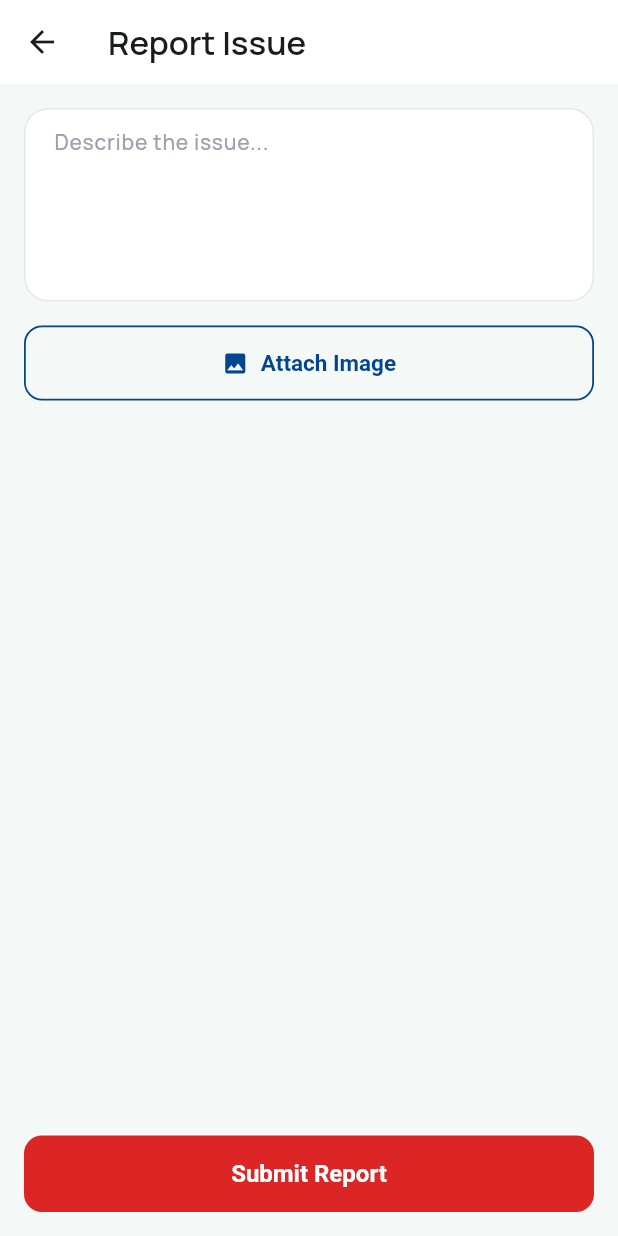
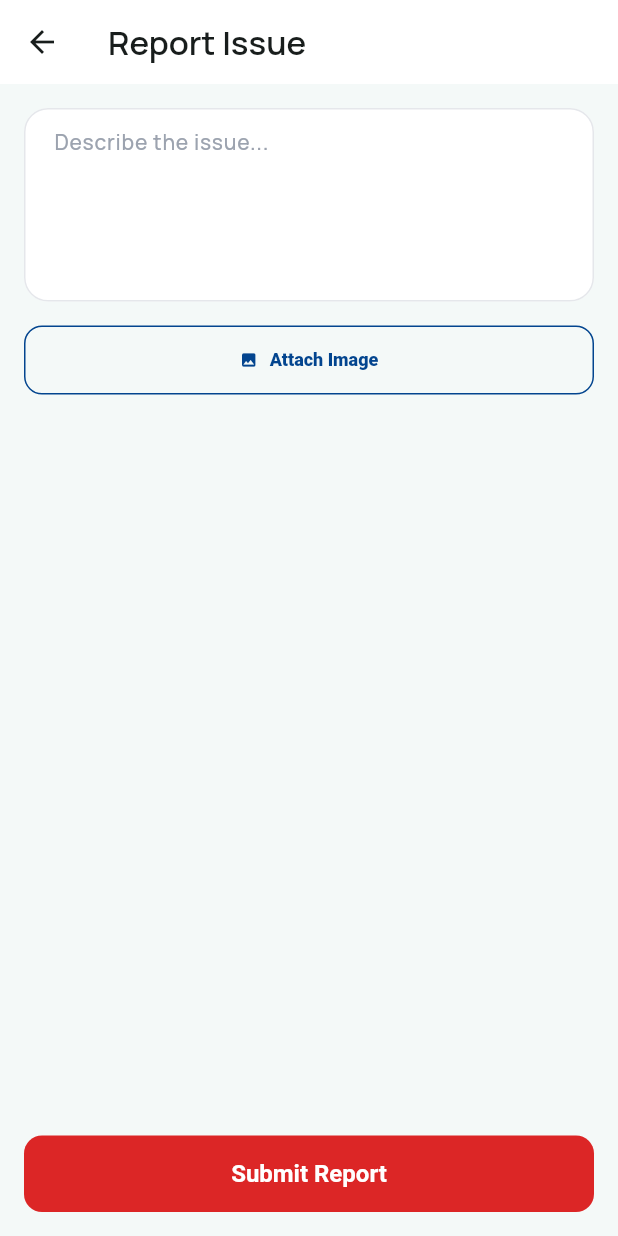
Before and after one commit to MahmoudAshraf19/o2-clinic, a Flutter app: the ReportIssueScreen screen opened directly with empty values, on a phone screen of 412 x 824 dp. Run offline on Flutter 3.47's test engine with Material 3 defaults, Android fonts, the phone set to English and light mode, and no system bars; our stand-ins replace cached_network_image, cloud_firestore, device_preview, firebase_auth, firebase_core, firebase_messaging and 17 more; missing offline and left inert: dart:html, record, video_compress; accounts and stored records are empty; project files that could hold a hidden picture were left out.

Commit message:
Refactor: standardize buttons in Appointments and Booking screens using CommonButton

```diff
--- a/lib/features/appointments/presentation/screens/report_issue_screen.dart
+++ b/lib/features/appointments/presentation/screens/report_issue_screen.dart
@@ -1,6 +1,7 @@
 import '../../../../common/widgets/common_text_field.dart';
 // ignore_for_file: use_build_context_synchronously
 import 'package:flutter/material.dart';
+import '../../../../common/widgets/common_button.dart';
 import 'package:get/get.dart';
 import 'package:o2_clinic/l10n/app_localizations.dart';
 import 'package:image_picker/image_picker.dart';
@@ -172,43 +173,28 @@ class _ReportIssueScreenState extends State<ReportIssueScreen> {
                   ],
                 )
               else
-                OutlinedButton.icon(
+                CommonButton(
+                  text: l10n.attachImage,
                   onPressed: _pickImage,
-                  icon: const Icon(Icons.image),
-                  label: Text(l10n.attachImage),
-                  style: OutlinedButton.styleFrom(
+                  icon: Icons.image,
+                  iconPosition: IconPosition.left,
+                  type: CommonButtonType.outline,
                   padding: const EdgeInsets.symmetric(vertical: 16),
-                    shape: RoundedRectangleBorder(
                   borderRadius: BorderRadius.circular(12),
                 ),
-                  ),
-                ),
               const Spacer(),
-              ElevatedButton(
+              CommonButton(
+                text: l10n.submitReport,
                 onPressed: _isSubmitting ? null : _submitReport,
-                style: ElevatedButton.styleFrom(
+                isLoading: _isSubmitting,
+                type: CommonButtonType.primary,
                 backgroundColor: AppColors.error,
                 foregroundColor: AppColors.white,
                 padding: const EdgeInsets.symmetric(vertical: 16),
-                  shape: RoundedRectangleBorder(
                 borderRadius: BorderRadius.circular(12),
-                  ),
-                ),
-                child: _isSubmitting
-                    ? const SizedBox(
-                        height: 20,
-                        width: 20,
-                        child: CircularProgressIndicator(
-                          strokeWidth: 2,
-                          color: AppColors.white,
-                        ),
-                      )
-                    : Text(
-                        l10n.submitReport,
-                        style: const TextStyle(
+                textStyle: const TextStyle(
                   fontSize: 16,
                   fontWeight: FontWeight.bold,
-                        ),
                 ),
               ),
             ],
```
Also changed, not shown: lib/features/appointments/presentation/screens/my_appointments_screen.dart (+28 -53 lines), lib/features/appointments/presentation/screens/review_doctor_screen.dart (+6 -18 lines), lib/features/booking/presentation/pages/booking_page.dart (+8 -13 lines). Lines whose indentation alone changed are shown as unchanged.
